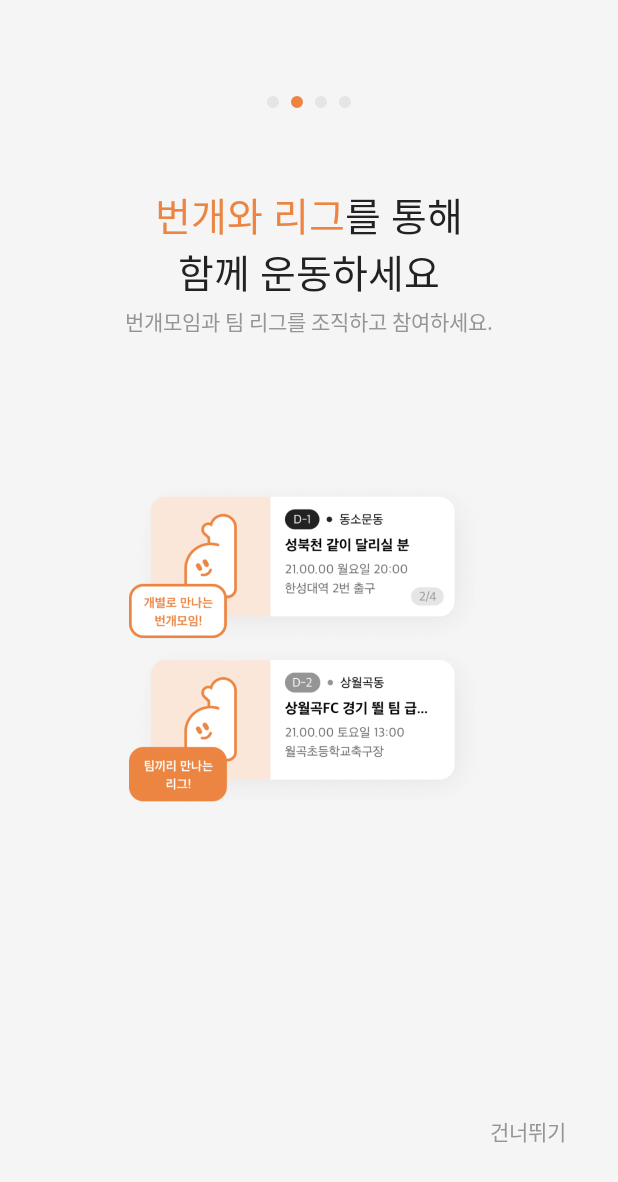
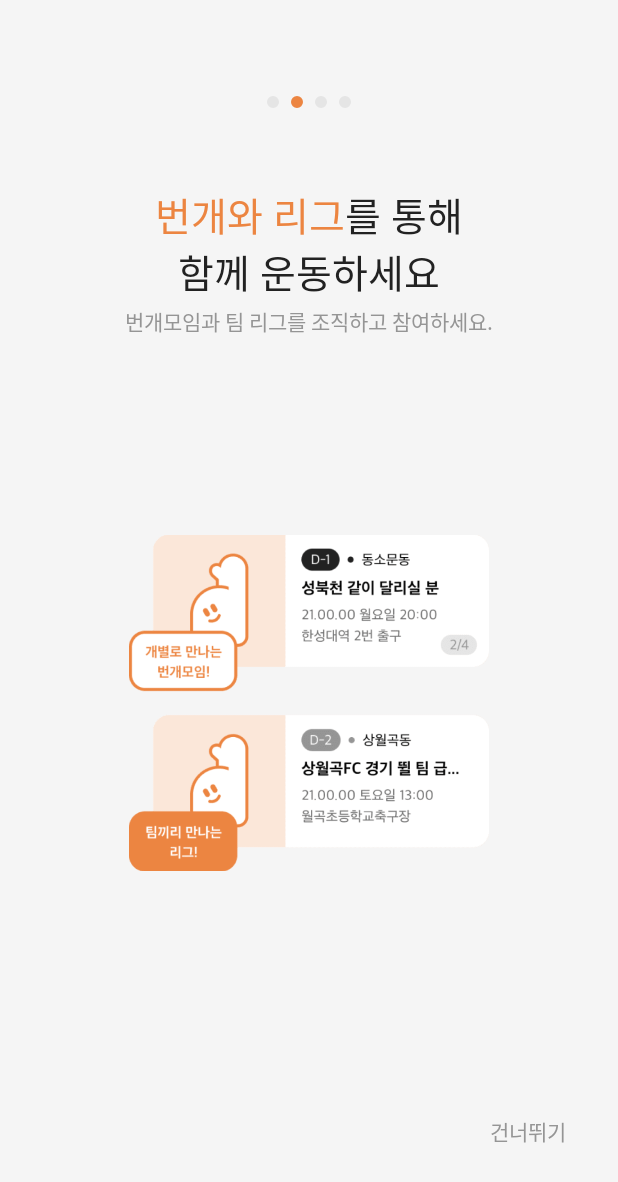
Before and after one commit to wupitch/wupitch-AOS, an Android app: the screen it shows after launch (OnboardingActivity), tab 2 chosen, on a phone screen of 412 x 824 dp. Shown: the top 1182 px of the screen. Run offline under Robolectric (Android 15) with nearby library versions, the phone set to English and light mode, and no system bars; our stand-ins replace Dagger/Hilt's generated code, data binding; libraries missing offline, so code that uses them is left out: com.kakao.sdk; 1 statement that could not run was skipped.

Commit message:
온보딩 이미지 수정 && 뷰모델 수정

```diff
--- a/app/src/main/java/wupitch/android/WupitchApplication.kt
+++ b/app/src/main/java/wupitch/android/WupitchApplication.kt
@@ -22,6 +22,7 @@ class WupitchApplication : Application() {
 
 
     companion object {
+
         lateinit var retrofit: Retrofit
 
         val Context.dataStore by preferencesDataStore(
--- a/app/src/main/java/wupitch/android/presentation/onboarding/OnboardingActivity.kt
+++ b/app/src/main/java/wupitch/android/presentation/onboarding/OnboardingActivity.kt
@@ -4,21 +4,25 @@ import android.os.Build
 import androidx.appcompat.app.AppCompatActivity
 import android.os.Bundle
 import android.view.View
+import androidx.activity.viewModels
 import androidx.annotation.RequiresApi
 import androidx.core.content.ContextCompat
 import androidx.core.view.WindowInsetsControllerCompat
 import androidx.core.view.isVisible
 import androidx.viewpager2.widget.ViewPager2
 import com.google.android.material.tabs.TabLayoutMediator
+import dagger.hilt.android.AndroidEntryPoint
 import wupitch.android.R
 import wupitch.android.common.BaseActivity
 import wupitch.android.databinding.ActivityOnboardingBinding
 import wupitch.android.domain.model.OnboardingContent
 
+@AndroidEntryPoint
 class OnboardingActivity : BaseActivity<ActivityOnboardingBinding>(ActivityOnboardingBinding::inflate) {
 
     private lateinit var viewPagerAdapter: OnboardingVpAdapter
     private var onBoardingList = ArrayList<OnboardingContent>()
+    private val viewModel : OnboardingViewModel by viewModels()
 
     override fun onCreate(savedInstanceState: Bundle?) {
         super.onCreate(savedInstanceState)
@@ -26,6 +30,10 @@ class OnboardingActivity : BaseActivity<ActivityOnboardingBinding>(ActivityOnboa
         setStatusBar()
         setViewpager()
         binding.onboardingActivity = this
+        binding.viewModel = viewModel
+        binding.ivKakaoLogin.setOnClickListener {
+            viewModel.signInWithKakao()
+        }
 
     }
 
--- a/app/src/main/java/wupitch/android/presentation/onboarding/OnboardingVpAdapter.kt
+++ b/app/src/main/java/wupitch/android/presentation/onboarding/OnboardingVpAdapter.kt
@@ -8,6 +8,9 @@ import androidx.core.content.ContextCompat
 import androidx.recyclerview.widget.RecyclerView
 import wupitch.android.databinding.ItemOnboardingBinding
 import wupitch.android.domain.model.OnboardingContent
+import android.widget.LinearLayout
+import androidx.core.view.setMargins
+
 
 class OnboardingVpAdapter(
     private val context : Context,
@@ -32,6 +35,11 @@ class OnboardingVpAdapter(
         holder.binding.ivOnboarding.setImageDrawable(
             ContextCompat.getDrawable(context, onBoardingContentList[position].imgDrawable)
         )
+        if(position ==1) {
+            val params = holder.binding.ivOnboarding.layoutParams as ViewGroup.MarginLayoutParams
+            params.setMargins(0, 0, 0, 0)
+            holder.binding.ivOnboarding.layoutParams = params
+        }
     }
 
     override fun getItemCount(): Int = onBoardingContentList.size
--- a/app/src/main/java/wupitch/android/presentation/splash/SplashActivity.kt
+++ b/app/src/main/java/wupitch/android/presentation/splash/SplashActivity.kt
@@ -25,6 +25,7 @@ class SplashActivity : BaseActivity<ActivitySplashBinding>(ActivitySplashBinding
             delay(1500L)
             withContext(Dispatchers.Main){
                 startActivity(Intent(this@SplashActivity, OnboardingActivity::class.java))
+                finish()
             }
         }
     }
--- a/app/src/main/res/layout/activity_onboarding.xml
+++ b/app/src/main/res/layout/activity_onboarding.xml
@@ -71,8 +71,7 @@
             android:src="@drawable/kakao_login"
             android:layout_centerHorizontal="true"
             android:layout_marginTop="24dp"
-            android:layout_marginBottom="44dp"
-            android:onClick="@{() -> viewModel.signInWithKakao()"/>
+            android:layout_marginBottom="44dp" />
 
     </RelativeLayout>
 
--- a/app/src/main/res/layout/item_onboarding.xml
+++ b/app/src/main/res/layout/item_onboarding.xml
@@ -38,12 +38,13 @@
     <ImageView
         android:id="@+id/iv_onboarding"
         android:layout_width="240dp"
-        android:layout_height="390dp"
+        android:layout_height="400dp"
+        android:src="@drawable/img_onbd_02"
+        android:layout_marginTop="32dp"
         app:layout_constraintTop_toBottomOf="@id/tv_onboarding_subtitle"
+        app:layout_constraintBottom_toBottomOf="parent"
         app:layout_constraintStart_toStartOf="parent"
         app:layout_constraintEnd_toEndOf="parent"
-        app:layout_constraintBottom_toBottomOf="parent"
-        app:layout_constraintVertical_bias="0.1"
-        android:layout_marginHorizontal="60dp" />
+        />
 
 </androidx.constraintlayout.widget.ConstraintLayout>
```
Also changed, not shown: app/src/main/java/wupitch/android/di/OnboardModule.kt (added, +21 -0 lines), app/src/main/java/wupitch/android/presentation/onboarding/OnboardingViewModel.kt (+16 -14 lines), app/src/main/res/drawable/img_onbd_01.png, app/src/main/res/drawable/img_onbd_02.png, app/src/main/res/drawable/img_onbd_03.png.
